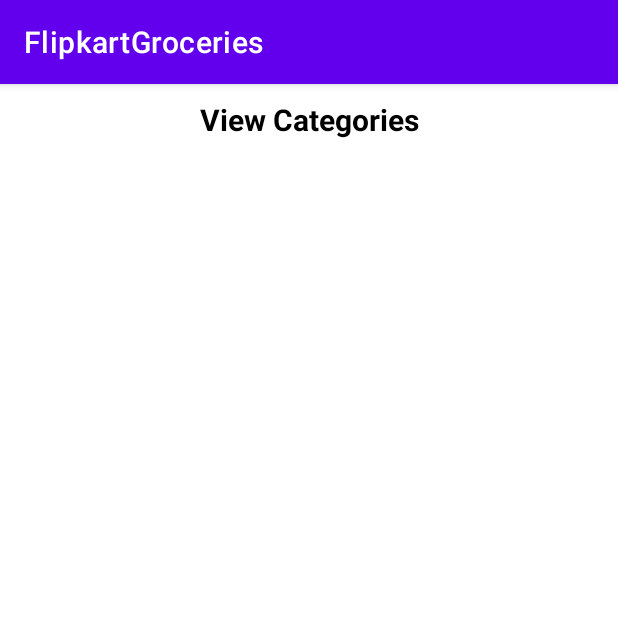
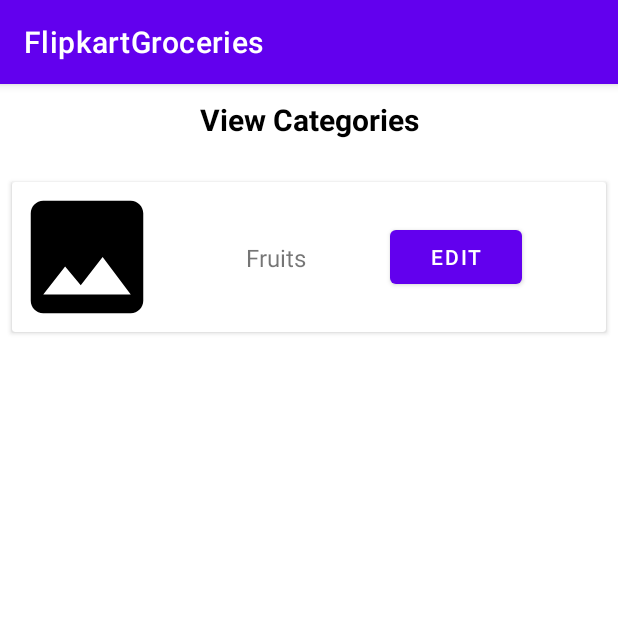
Before and after one commit to Jaya-supriya-somasani/GroceryApp-Hilt, an Android app: the ViewCategoriesFragment screen opened through its navigation route, on a phone screen of 412 x 824 dp, the top half of it. Run offline under Robolectric (Android 15) with nearby library versions, the phone set to English and light mode, and no system bars; our stand-ins replace data binding.

Commit message:
card items created for view category list

```diff
--- a/app/src/main/res/layout/fragment_view_categories.xml
+++ b/app/src/main/res/layout/fragment_view_categories.xml
@@ -10,16 +10,33 @@
         android:layout_width="match_parent"
         android:layout_height="match_parent">
         <TextView
+            android:id="@+id/viewCategoryTv"
             android:layout_width="wrap_content"
             android:layout_height="wrap_content"
+            android:layout_marginTop="@dimen/dimen_10"
             android:text="@string/view_categories_tv"
-        app:layout_constraintTop_toTopOf="parent"
-        app:layout_constraintStart_toStartOf="parent"
-        app:layout_constraintEnd_toEndOf="parent"
+            android:textColor="@color/black"
             android:textSize="20sp"
             android:textStyle="bold"
-        android:layout_marginTop="@dimen/dimen_10"
-        android:textColor="@color/black"/>
+            app:layout_constraintEnd_toEndOf="parent"
+            app:layout_constraintStart_toStartOf="parent"
+            app:layout_constraintTop_toTopOf="parent" />
+
+        <include
+            layout="@layout/item_categories"
+            android:layout_height="wrap_content"
+            android:layout_width="match_parent"
+            android:layout_marginTop="@dimen/dimen_20"
+            app:layout_constraintTop_toBottomOf="@id/viewCategoryTv"
+            app:layout_constraintStart_toStartOf="parent"/>
+        <!--    <androidx.recyclerview.widget.RecyclerView-->
+        <!--        android:layout_width="match_parent"-->
+        <!--        android:layout_height="0dp"-->
+        <!--        app:layout_constraintTop_toBottomOf="@id/viewCategoryTv"-->
+        <!--        app:layout_constraintStart_toStartOf="parent"-->
+        <!--        tools:itemCount="5"-->
+        <!--        android:orientation="vertical"-->
+        <!--        tools:listitem="@layout/item_categories"/>-->
 
     </androidx.constraintlayout.widget.ConstraintLayout>
 </layout>
--- /dev/null
+++ b/app/src/main/res/layout/item_categories.xml
@@ -0,0 +1,53 @@
+<?xml version="1.0" encoding="utf-8"?>
+<layout>
+
+
+<androidx.constraintlayout.widget.ConstraintLayout
+    xmlns:android="http://schemas.android.com/apk/res/android"
+    android:layout_width="match_parent"
+    android:layout_height="wrap_content"
+    xmlns:app="http://schemas.android.com/apk/res-auto">
+    <androidx.cardview.widget.CardView
+        android:layout_width="match_parent"
+        android:layout_height="wrap_content"
+        app:layout_constraintTop_toTopOf="parent"
+        app:layout_constraintStart_toStartOf="parent"
+        android:layout_margin="@dimen/dimen_small"
+        app:layout_constraintBottom_toBottomOf="parent"
+        >
+        <androidx.constraintlayout.widget.ConstraintLayout
+            android:layout_width="match_parent"
+            android:layout_height="match_parent">
+            <ImageView
+                android:id="@+id/imageVw"
+                android:layout_width="100dp"
+                android:layout_height="100dp"
+                android:src="@drawable/ic_baseline_image"
+                app:layout_constraintStart_toStartOf="parent"
+                app:layout_constraintTop_toTopOf="parent"
+                />
+            <com.google.android.material.textview.MaterialTextView
+                android:id="@+id/categoryNameTv"
+                android:layout_width="wrap_content"
+                android:layout_height="wrap_content"
+                app:layout_constraintStart_toEndOf="@id/imageVw"
+                app:layout_constraintTop_toTopOf="@id/imageVw"
+                app:layout_constraintBottom_toBottomOf="@id/imageVw"
+                app:layout_constraintEnd_toStartOf="@id/editBtn"
+                android:textSize="16sp"
+                android:text="Fruits"/>
+            <com.google.android.material.button.MaterialButton
+                android:id="@+id/editBtn"
+                android:layout_width="wrap_content"
+                android:layout_height="wrap_content"
+                app:layout_constraintStart_toEndOf="@id/categoryNameTv"
+                app:layout_constraintTop_toTopOf="@id/imageVw"
+                app:layout_constraintEnd_toEndOf="parent"
+                app:layout_constraintBottom_toBottomOf="@id/imageVw"
+                android:text="Edit" />
+        </androidx.constraintlayout.widget.ConstraintLayout>
+
+    </androidx.cardview.widget.CardView>
+
+</androidx.constraintlayout.widget.ConstraintLayout>
+</layout>
--- a/app/src/main/res/values/dimen.xml
+++ b/app/src/main/res/values/dimen.xml
@@ -1,5 +1,6 @@
 <?xml version="1.0" encoding="utf-8"?>
 <resources>
+    <!-- margin dimensions -->
     <dimen name="dimen_2">2dp</dimen>
     <dimen name="dimen_x_small">4dp</dimen>
     <dimen name="dimen_small">8dp</dimen>
@@ -9,6 +10,7 @@
     <dimen name="dimen_20">20dp</dimen>
     <dimen name="dimen_24">24dp</dimen>
 
+    <!-- padding dimensions -->
 
 
 </resources>
```
Lines whose indentation alone changed are shown as unchanged.
